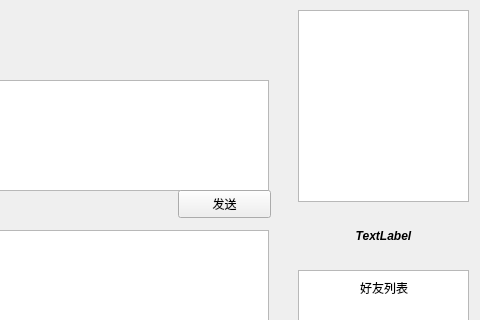
PurePassersBy/ShacoRoom, file gui/VChat.ui: the form before one commit; both pictures show x 252 to 732 and y 0 to 320 of the 732 by 774 pixel window.
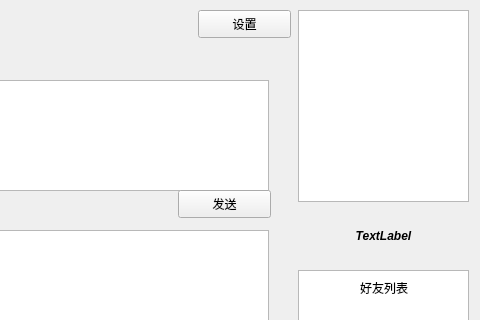
The form after the commit. Icons and pictures are not drawn.

Patch:
```diff
--- a/gui/VChat.ui
+++ b/gui/VChat.ui
@@ -112,6 +112,19 @@
     <set>Qt::AlignCenter</set>
    </property>
   </widget>
+  <widget class="QPushButton" name="pushButton_2">
+   <property name="geometry">
+    <rect>
+     <x>450</x>
+     <y>10</y>
+     <width>93</width>
+     <height>28</height>
+    </rect>
+   </property>
+   <property name="text">
+    <string>设置</string>
+   </property>
+  </widget>
  </widget>
  <resources>
   <include location="resources.qrc"/>
```
Left out of the diff: 21 changed lines with no effect on the pictures.
